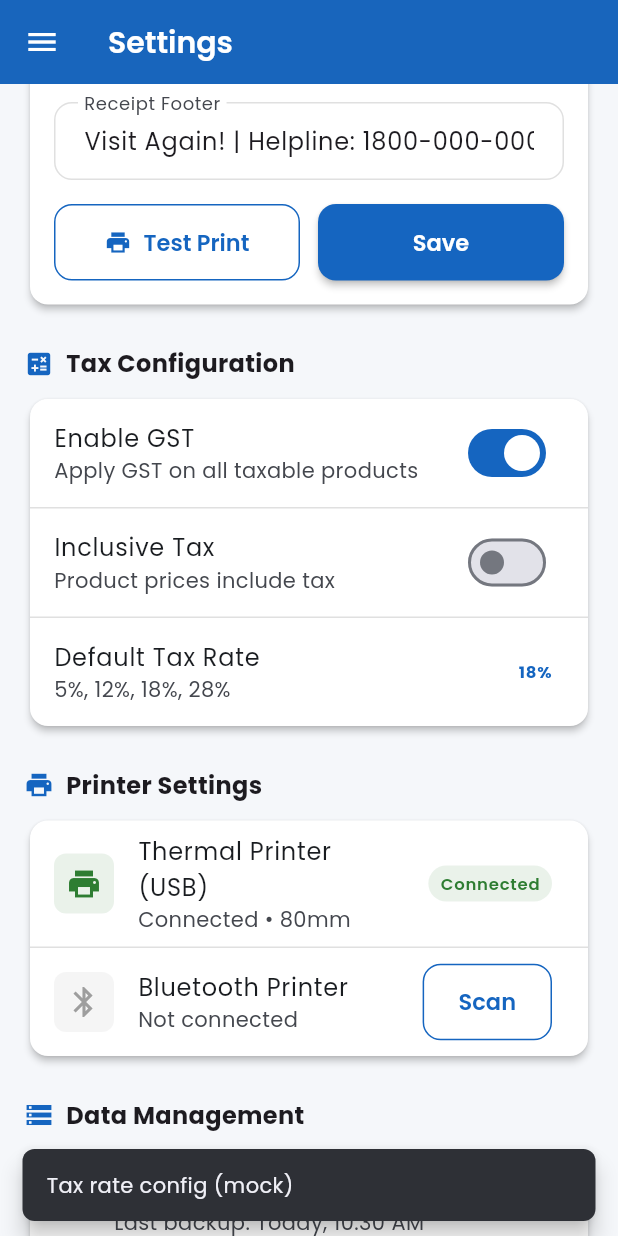
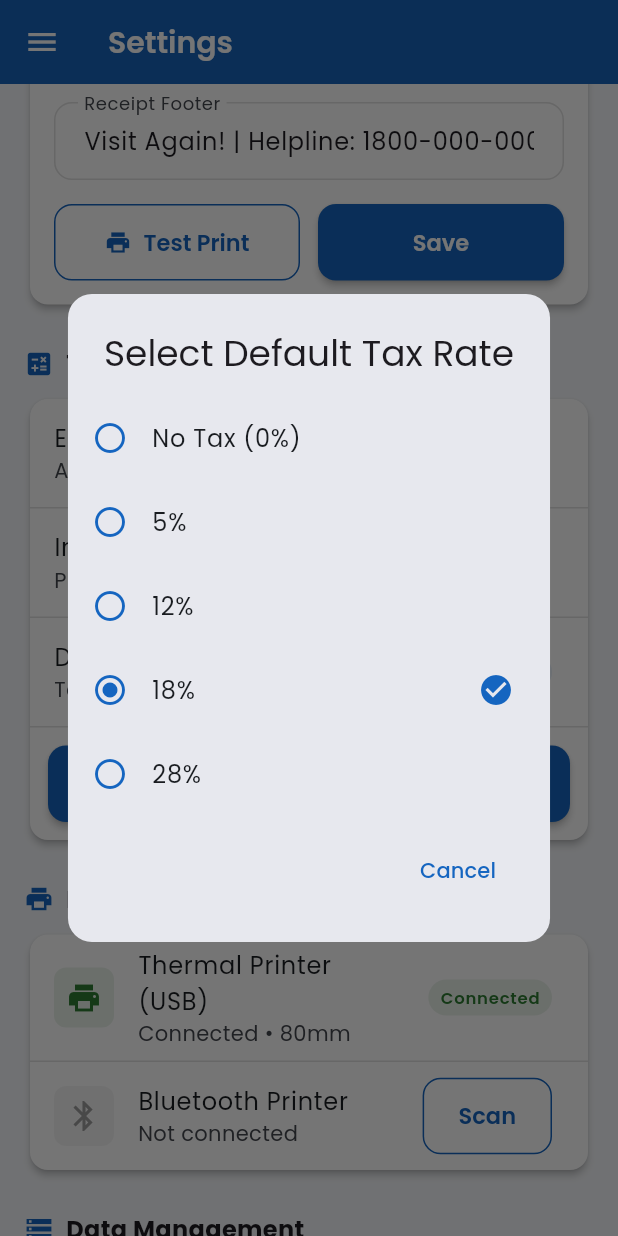
Before and after one commit to ashishsrivastava14/POS_Billing, a Flutter app: the SettingsScreen screen opened by its route, scrolled down 1152 dp, after a tap on "Default Tax Rate", on a phone screen of 412 x 824 dp. Run offline on Flutter 3.47's test engine with Material 3 defaults, Android fonts, the phone set to English and light mode, and no system bars; our stand-ins replace fl_chart, flutter_riverpod, go_router, google_fonts, pdf, printing and 1 more; missing offline and left inert: mobile_scanner.

Commit message:
Add tax settings provider and integrate tax settings management in settings screen

```diff
--- a/lib/core/providers.dart
+++ b/lib/core/providers.dart
@@ -345,6 +345,41 @@ final receiptSettingsProvider =
     StateNotifierProvider<ReceiptSettingsNotifier, ReceiptSettings>(
         (ref) => ReceiptSettingsNotifier());
 
+// ── TAX SETTINGS PROVIDER ──
+class TaxSettings {
+  final bool gstEnabled;
+  final bool inclusiveTax;
+  final double defaultTaxRate;
+
+  const TaxSettings({
+    this.gstEnabled = true,
+    this.inclusiveTax = false,
+    this.defaultTaxRate = 18.0,
+  });
+
+  TaxSettings copyWith({
+    bool? gstEnabled,
+    bool? inclusiveTax,
+    double? defaultTaxRate,
+  }) {
+    return TaxSettings(
+      gstEnabled: gstEnabled ?? this.gstEnabled,
+      inclusiveTax: inclusiveTax ?? this.inclusiveTax,
+      defaultTaxRate: defaultTaxRate ?? this.defaultTaxRate,
+    );
+  }
+}
+
+class TaxSettingsNotifier extends StateNotifier<TaxSettings> {
+  TaxSettingsNotifier() : super(const TaxSettings());
+
+  void update(TaxSettings settings) => state = settings;
+}
+
+final taxSettingsProvider =
+    StateNotifierProvider<TaxSettingsNotifier, TaxSettings>(
+        (ref) => TaxSettingsNotifier());
+
 // ── CASH MOVEMENTS PROVIDER (Cash In / Cash Out during shift) ──
 final cashMovementsProvider =
     StateProvider<List<Map<String, dynamic>>>((ref) => []);
--- a/lib/features/settings/settings_screen.dart
+++ b/lib/features/settings/settings_screen.dart
@@ -33,6 +33,7 @@ class _SettingsScreenState extends ConsumerState<SettingsScreen> {
   // Tax settings
   bool _gstEnabled = true;
   bool _inclusiveTax = false;
+  double _defaultTaxRate = 18.0;
 
   @override
   void initState() {
@@ -43,6 +44,10 @@ class _SettingsScreenState extends ConsumerState<SettingsScreen> {
     _showGST   = rs.showGST;
     _receiptHeaderCtrl = TextEditingController(text: rs.header);
     _receiptFooterCtrl = TextEditingController(text: rs.footer);
+    final ts = ref.read(taxSettingsProvider);
+    _gstEnabled    = ts.gstEnabled;
+    _inclusiveTax  = ts.inclusiveTax;
+    _defaultTaxRate = ts.defaultTaxRate;
   }
 
   @override
@@ -259,9 +264,30 @@ class _SettingsScreenState extends ConsumerState<SettingsScreen> {
                 const Divider(height: 1),
                 ListTile(
                   title: const Text('Default Tax Rate'),
-                  subtitle: const Text('5%, 12%, 18%, 28%'),
-                  trailing: const Text('18%', style: TextStyle(fontWeight: FontWeight.bold, color: AppTheme.primaryColor)),
-                  onTap: () => ScaffoldMessenger.of(context).showSnackBar(const SnackBar(content: Text('Tax rate config (mock)'))),
+                  subtitle: const Text('Tap to change GST slab'),
+                  trailing: Container(
+                    padding: const EdgeInsets.symmetric(horizontal: 10, vertical: 4),
+                    decoration: BoxDecoration(
+                      color: AppTheme.primaryColor.withValues(alpha: 0.1),
+                      borderRadius: BorderRadius.circular(12),
+                    ),
+                    child: Text(
+                      '${_defaultTaxRate.toStringAsFixed(0)}%',
+                      style: const TextStyle(fontWeight: FontWeight.bold, color: AppTheme.primaryColor),
+                    ),
+                  ),
+                  onTap: _gstEnabled ? () => _showTaxRatePicker() : null,
+                ),
+                const Divider(height: 1),
+                Padding(
+                  padding: const EdgeInsets.all(12),
+                  child: SizedBox(
+                    width: double.infinity,
+                    child: ElevatedButton(
+                      onPressed: () => _saveTaxSettings(),
+                      child: const Text('Save Tax Settings'),
+                    ),
+                  ),
                 ),
               ],
             ),
@@ -397,6 +423,62 @@ class _SettingsScreenState extends ConsumerState<SettingsScreen> {
           const SizedBox(height: 32),
         ],
       ),
+    );
+  }
+
+  void _saveTaxSettings() {
+    ref.read(taxSettingsProvider.notifier).update(
+      TaxSettings(
+        gstEnabled:     _gstEnabled,
+        inclusiveTax:   _inclusiveTax,
+        defaultTaxRate: _defaultTaxRate,
+      ),
+    );
+    ScaffoldMessenger.of(context).showSnackBar(
+      const SnackBar(
+        content: Text('Tax settings saved'),
+        backgroundColor: AppTheme.success,
+      ),
+    );
+  }
+
+  void _showTaxRatePicker() {
+    const rates = [0.0, 5.0, 12.0, 18.0, 28.0];
+    showDialog(
+      context: context,
+      builder: (ctx) {
+        return AlertDialog(
+          title: const Text('Select Default Tax Rate'),
+          contentPadding: const EdgeInsets.symmetric(vertical: 12),
+          content: Column(
+            mainAxisSize: MainAxisSize.min,
+            children: rates.map((rate) {
+              final isSelected = rate == _defaultTaxRate;
+              final label = rate == 0.0 ? 'No Tax (0%)' : '${rate.toStringAsFixed(0)}%';
+              return ListTile(
+                title: Text(label),
+                leading: Icon(
+                  isSelected ? Icons.radio_button_checked : Icons.radio_button_unchecked,
+                  color: AppTheme.primaryColor,
+                ),
+                trailing: isSelected
+                    ? const Icon(Icons.check_circle, color: AppTheme.primaryColor)
+                    : null,
+                onTap: () {
+                  setState(() => _defaultTaxRate = rate);
+                  Navigator.pop(ctx);
+                },
+              );
+            }).toList(),
+          ),
+          actions: [
+            TextButton(
+              onPressed: () => Navigator.pop(ctx),
+              child: const Text('Cancel'),
+            ),
+          ],
+        );
+      },
     );
   }
 
```
